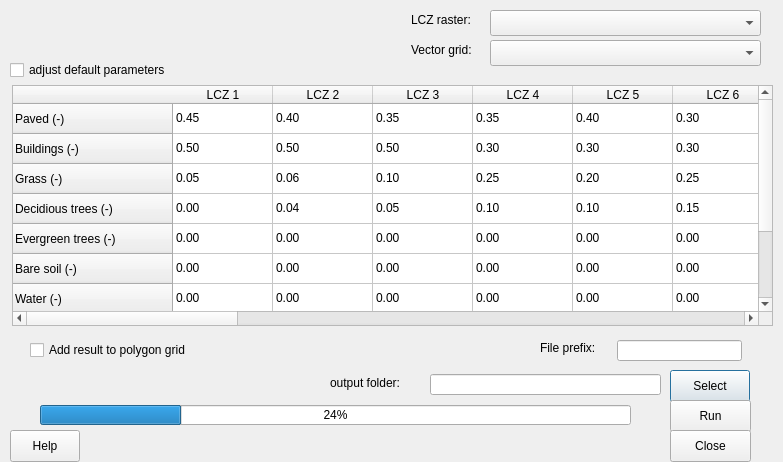
natalieth/LCZ_test, file LCZ_converter_dialog_base.ui: the form before one commit.
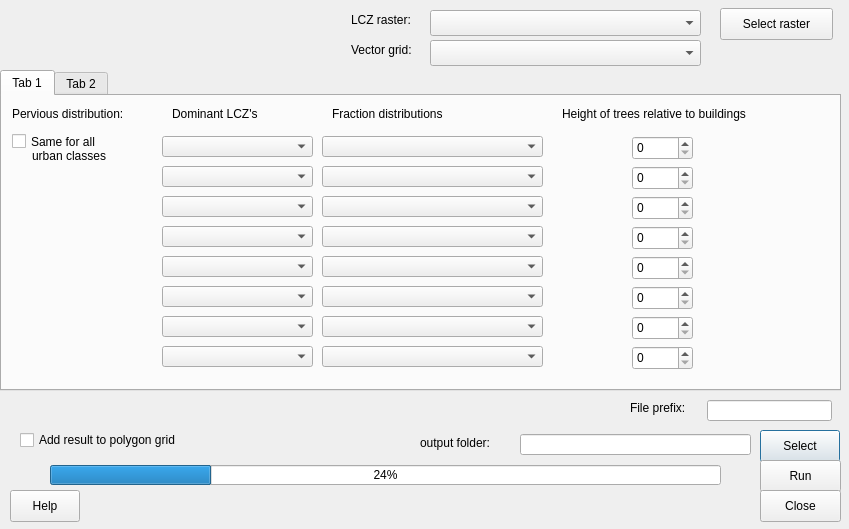
The form after the commit.

```diff
--- a/LCZ_converter_dialog_base.ui
+++ b/LCZ_converter_dialog_base.ui
@@ -6,8 +6,8 @@
    <rect>
     <x>0</x>
     <y>0</y>
-    <width>783</width>
-    <height>462</height>
+    <width>849</width>
+    <height>529</height>
    </rect>
   </property>
   <property name="windowTitle">
@@ -16,7 +16,7 @@
   <widget class="QComboBox" name="comboBox">
    <property name="geometry">
     <rect>
-     <x>490</x>
+     <x>430</x>
      <y>10</y>
      <width>271</width>
      <height>26</height>
@@ -26,7 +26,7 @@
   <widget class="QLabel" name="label">
    <property name="geometry">
     <rect>
-     <x>411</x>
+     <x>351</x>
      <y>12</y>
      <width>68</width>
      <height>16</height>
@@ -39,7 +39,7 @@
   <widget class="QComboBox" name="comboBox_2">
    <property name="geometry">
     <rect>
-     <x>490</x>
+     <x>430</x>
      <y>40</y>
      <width>271</width>
      <height>26</height>
@@ -49,7 +49,7 @@
   <widget class="QLabel" name="label_2">
    <property name="geometry">
     <rect>
-     <x>411</x>
+     <x>351</x>
      <y>42</y>
      <width>72</width>
      <height>16</height>
@@ -59,26 +59,476 @@
     <string>Vector grid:</string>
    </property>
   </widget>
-  <widget class="QCheckBox" name="checkBox">
+  <widget class="QLineEdit" name="lineEdit">
    <property name="geometry">
     <rect>
+     <x>707</x>
+     <y>400</y>
+     <width>125</width>
+     <height>21</height>
+    </rect>
+   </property>
+  </widget>
+  <widget class="QLabel" name="label_3">
+   <property name="geometry">
+    <rect>
+     <x>630</x>
+     <y>400</y>
+     <width>63</width>
+     <height>16</height>
+    </rect>
+   </property>
+   <property name="text">
+    <string>File prefix:</string>
+   </property>
+  </widget>
+  <widget class="QLabel" name="label_4">
+   <property name="geometry">
+    <rect>
+     <x>420</x>
+     <y>435</y>
+     <width>91</width>
+     <height>16</height>
+    </rect>
+   </property>
+   <property name="text">
+    <string>output folder:</string>
+   </property>
+  </widget>
+  <widget class="QLineEdit" name="lineEdit_2">
+   <property name="geometry">
+    <rect>
+     <x>520</x>
+     <y>434</y>
+     <width>231</width>
+     <height>21</height>
+    </rect>
+   </property>
+  </widget>
+  <widget class="QPushButton" name="pushButtonSelect">
+   <property name="geometry">
+    <rect>
+     <x>760</x>
+     <y>430</y>
+     <width>80</width>
+     <height>32</height>
+    </rect>
+   </property>
+   <property name="text">
+    <string>Select</string>
+   </property>
+  </widget>
+  <widget class="QPushButton" name="runButton">
+   <property name="geometry">
+    <rect>
+     <x>760</x>
+     <y>460</y>
+     <width>81</width>
+     <height>32</height>
+    </rect>
+   </property>
+   <property name="text">
+    <string>Run</string>
+   </property>
+  </widget>
+  <widget class="QPushButton" name="pushButton_3">
+   <property name="geometry">
+    <rect>
+     <x>760</x>
+     <y>490</y>
+     <width>81</width>
+     <height>32</height>
+    </rect>
+   </property>
+   <property name="text">
+    <string>Close</string>
+   </property>
+  </widget>
+  <widget class="QProgressBar" name="progressBar">
+   <property name="geometry">
+    <rect>
+     <x>50</x>
+     <y>465</y>
+     <width>671</width>
+     <height>20</height>
+    </rect>
+   </property>
+   <property name="value">
+    <number>24</number>
+   </property>
+  </widget>
+  <widget class="QPushButton" name="helpButton">
+   <property name="geometry">
+    <rect>
      <x>10</x>
-     <y>60</y>
-     <width>181</width>
+     <y>490</y>
+     <width>70</width>
+     <height>32</height>
+    </rect>
+   </property>
+   <property name="text">
+    <string>Help</string>
+   </property>
+  </widget>
+  <widget class="QCheckBox" name="checkBox_2">
+   <property name="geometry">
+    <rect>
+     <x>20</x>
+     <y>430</y>
+     <width>311</width>
      <height>20</height>
     </rect>
    </property>
    <property name="text">
-    <string>adjust default parameters</string>
+    <string>Add result to polygon grid</string>
    </property>
   </widget>
+  <widget class="QTabWidget" name="tabWidget">
+   <property name="geometry">
+    <rect>
+     <x>0</x>
+     <y>70</y>
+     <width>841</width>
+     <height>321</height>
+    </rect>
+   </property>
+   <property name="currentIndex">
+    <number>0</number>
+   </property>
+   <widget class="QWidget" name="tab">
+    <attribute name="title">
+     <string>Tab 1</string>
+    </attribute>
+    <widget class="QLabel" name="label_5">
+     <property name="geometry">
+      <rect>
+       <x>10</x>
+       <y>10</y>
+       <width>131</width>
+       <height>16</height>
+      </rect>
+     </property>
+     <property name="text">
+      <string>Pervious distribution:</string>
+     </property>
+    </widget>
+    <widget class="QComboBox" name="comboBox_3">
+     <property name="geometry">
+      <rect>
+       <x>160</x>
+       <y>40</y>
+       <width>151</width>
+       <height>21</height>
+      </rect>
+     </property>
+    </widget>
+    <widget class="QComboBox" name="comboBox_4">
+     <property name="geometry">
+      <rect>
+       <x>160</x>
+       <y>70</y>
+       <width>151</width>
+       <height>21</height>
+      </rect>
+     </property>
+    </widget>
+    <widget class="QComboBox" name="comboBox_5">
+     <property name="geometry">
+      <rect>
+       <x>160</x>
+       <y>100</y>
+       <width>151</width>
+       <height>21</height>
+      </rect>
+     </property>
+    </widget>
+    <widget class="QComboBox" name="comboBox_6">
+     <property name="geometry">
+      <rect>
+       <x>160</x>
+       <y>130</y>
+       <width>151</width>
+       <height>21</height>
+      </rect>
+     </property>
+    </widget>
+    <widget class="QComboBox" name="comboBox_7">
+     <property name="geometry">
+      <rect>
+       <x>160</x>
+       <y>160</y>
+       <width>151</width>
+       <height>21</height>
+      </rect>
+     </property>
+    </widget>
+    <widget class="QComboBox" name="comboBox_8">
+     <property name="geometry">
+      <rect>
+       <x>160</x>
+       <y>190</y>
+       <width>151</width>
+       <height>21</height>
+      </rect>
+     </property>
+    </widget>
+    <widget class="QCheckBox" name="checkBox_3">
+     <property name="geometry">
+      <rect>
+       <x>10</x>
+       <y>20</y>
+       <width>101</width>
+       <height>51</height>
+      </rect>
+     </property>
+     <property name="text">
+      <string>Same for all</string>
+     </property>
+    </widget>
+    <widget class="QLabel" name="label_6">
+     <property name="geometry">
+      <rect>
+       <x>30</x>
+       <y>52</y>
+       <width>91</width>
+       <height>16</height>
+      </rect>
+     </property>
+     <property name="text">
+      <string>urban classes</string>
+     </property>
+    </widget>
+    <widget class="QComboBox" name="comboBox_9">
+     <property name="geometry">
+      <rect>
+       <x>320</x>
+       <y>40</y>
+       <width>221</width>
+       <height>21</height>
+      </rect>
+     </property>
+    </widget>
+    <widget class="QComboBox" name="comboBox_10">
+     <property name="geometry">
+      <rect>
+       <x>320</x>
+       <y>70</y>
+       <width>221</width>
+       <height>21</height>
+      </rect>
+     </property>
+    </widget>
+    <widget class="QComboBox" name="comboBox_11">
+     <property name="geometry">
+      <rect>
+       <x>320</x>
+       <y>130</y>
+       <width>221</width>
+       <height>21</height>
+      </rect>
+     </property>
+    </widget>
+    <widget class="QComboBox" name="comboBox_12">
+     <property name="geometry">
+      <rect>
+       <x>320</x>
+       <y>100</y>
+       <width>221</width>
+       <height>21</height>
+      </rect>
+     </property>
+    </widget>
+    <widget class="QComboBox" name="comboBox_13">
+     <property name="geometry">
+      <rect>
+       <x>320</x>
+       <y>160</y>
+       <width>221</width>
+       <height>21</height>
+      </rect>
+     </property>
+    </widget>
+    <widget class="QComboBox" name="comboBox_14">
+     <property name="geometry">
+      <rect>
+       <x>320</x>
+       <y>190</y>
+       <width>221</width>
+       <height>21</height>
+      </rect>
+     </property>
+    </widget>
+    <widget class="QLabel" name="label_7">
+     <property name="geometry">
+      <rect>
+       <x>170</x>
+       <y>10</y>
+       <width>101</width>
+       <height>16</height>
+      </rect>
+     </property>
+     <property name="text">
+      <string>Dominant LCZ's </string>
+     </property>
+    </widget>
+    <widget class="QLabel" name="label_8">
+     <property name="geometry">
+      <rect>
+       <x>330</x>
+       <y>10</y>
+       <width>141</width>
+       <height>16</height>
+      </rect>
+     </property>
+     <property name="text">
+      <string>Fraction distributions</string>
+     </property>
+    </widget>
+    <widget class="QLabel" name="label_9">
+     <property name="geometry">
+      <rect>
+       <x>560</x>
+       <y>10</y>
+       <width>231</width>
+       <height>16</height>
+      </rect>
+     </property>
+     <property name="text">
+      <string>Height of trees relative to buildings</string>
+     </property>
+    </widget>
+    <widget class="QSpinBox" name="spinBox">
+     <property name="geometry">
+      <rect>
+       <x>630</x>
+       <y>40</y>
+       <width>61</width>
+       <height>24</height>
+      </rect>
+     </property>
+    </widget>
+    <widget class="QSpinBox" name="spinBox_2">
+     <property name="geometry">
+      <rect>
+       <x>630</x>
+       <y>70</y>
+       <width>61</width>
+       <height>24</height>
+      </rect>
+     </property>
+    </widget>
+    <widget class="QSpinBox" name="spinBox_3">
+     <property name="geometry">
+      <rect>
+       <x>630</x>
+       <y>100</y>
+       <width>61</width>
+       <height>24</height>
+      </rect>
+     </property>
+    </widget>
+    <widget class="QSpinBox" name="spinBox_4">
+     <property name="geometry">
+      <rect>
+       <x>630</x>
+       <y>130</y>
+       <width>61</width>
+       <height>24</height>
+      </rect>
+     </property>
+    </widget>
+    <widget class="QSpinBox" name="spinBox_5">
+     <property name="geometry">
+      <rect>
+       <x>630</x>
+       <y>160</y>
+       <width>61</width>
+       <height>24</height>
+      </rect>
+     </property>
+    </widget>
+    <widget class="QSpinBox" name="spinBox_6">
+     <property name="geometry">
+      <rect>
+       <x>630</x>
+       <y>190</y>
+       <width>61</width>
+       <height>24</height>
+      </rect>
+     </property>
+    </widget>
+    <widget class="QComboBox" name="comboBox_15">
+     <property name="geometry">
+      <rect>
+       <x>160</x>
+       <y>220</y>
+       <width>151</width>
+       <height>21</height>
+      </rect>
+     </property>
+    </widget>
+    <widget class="QComboBox" name="comboBox_16">
+     <property name="geometry">
+      <rect>
+       <x>160</x>
+       <y>250</y>
+       <width>151</width>
+       <height>21</height>
+      </rect>
+     </property>
+    </widget>
+    <widget class="QComboBox" name="comboBox_17">
+     <property name="geometry">
+      <rect>
+       <x>320</x>
+       <y>220</y>
+       <width>221</width>
+       <height>21</height>
+      </rect>
+     </property>
+    </widget>
+    <widget class="QComboBox" name="comboBox_18">
+     <property name="geometry">
+      <rect>
+       <x>320</x>
+       <y>250</y>
+       <width>221</width>
+       <height>21</height>
+      </rect>
+     </property>
+    </widget>
+    <widget class="QSpinBox" name="spinBox_7">
+     <property name="geometry">
+      <rect>
+       <x>630</x>
+       <y>220</y>
+       <width>61</width>
+       <height>24</height>
+      </rect>
+     </property>
+    </widget>
+    <widget class="QSpinBox" name="spinBox_8">
+     <property name="geometry">
+      <rect>
+       <x>630</x>
+       <y>250</y>
+       <width>61</width>
+       <height>24</height>
+      </rect>
+     </property>
+    </widget>
+   </widget>
+   <widget class="QWidget" name="tab_2">
+    <attribute name="title">
+     <string>Tab 2</string>
+    </attribute>
   <widget class="QTableWidget" name="tableWidget">
    <property name="geometry">
     <rect>
-     <x>12</x>
-     <y>85</y>
-     <width>761</width>
-     <height>241</height>
+       <x>10</x>
+       <y>50</y>
+       <width>821</width>
+       <height>221</height>
     </rect>
    </property>
    <row>
@@ -813,27 +1263,27 @@
    </item>
    <item row="7" column="1">
     <property name="text">
-     <string>17.5</string>
+       <string>15.0</string>
     </property>
    </item>
    <item row="7" column="2">
     <property name="text">
-     <string>7.5</string>
+       <string>5.0</string>
     </property>
    </item>
    <item row="7" column="3">
     <property name="text">
-     <string>35.0</string>
+       <string>40.0</string>
     </property>
    </item>
    <item row="7" column="4">
     <property name="text">
-     <string>17.5</string>
+       <string>15.0</string>
     </property>
    </item>
    <item row="7" column="5">
     <property name="text">
-     <string>6.5</string>
+       <string>5.0</string>
     </property>
    </item>
    <item row="7" column="6">
@@ -843,47 +1293,47 @@
    </item>
    <item row="7" column="7">
     <property name="text">
-     <string>6.5</string>
+       <string>7.0</string>
     </property>
    </item>
    <item row="7" column="8">
     <property name="text">
-     <string>6.5</string>
+       <string>5.0</string>
     </property>
    </item>
    <item row="7" column="9">
     <property name="text">
-     <string>10.0</string>
+       <string>8.5</string>
     </property>
    </item>
    <item row="7" column="10">
     <property name="text">
-     <string>0.0</string>
+       <string>5.0</string>
     </property>
    </item>
    <item row="7" column="11">
     <property name="text">
-     <string>0.0</string>
+       <string>5.0</string>
     </property>
    </item>
    <item row="7" column="12">
     <property name="text">
-     <string>0.0</string>
+       <string>5.0</string>
     </property>
    </item>
    <item row="7" column="13">
     <property name="text">
-     <string>0.0</string>
+       <string>5.0</string>
     </property>
    </item>
    <item row="7" column="14">
     <property name="text">
-     <string>0.0</string>
+       <string>5.0</string>
     </property>
    </item>
    <item row="7" column="15">
     <property name="text">
-     <string>0.0</string>
+       <string>5.0</string>
     </property>
    </item>
    <item row="7" column="16">
@@ -893,57 +1343,57 @@
    </item>
    <item row="8" column="0">
     <property name="text">
-     <string>0.0</string>
+       <string>1.0</string>
     </property>
    </item>
    <item row="8" column="1">
     <property name="text">
-     <string>0.0</string>
+       <string>1.0</string>
     </property>
    </item>
    <item row="8" column="2">
     <property name="text">
-     <string>0.0</string>
+       <string>1.0</string>
     </property>
    </item>
    <item row="8" column="3">
     <property name="text">
-     <string>0.0</string>
+       <string>1.0</string>
     </property>
    </item>
    <item row="8" column="4">
     <property name="text">
-     <string>0.0</string>
+       <string>1.0</string>
     </property>
    </item>
    <item row="8" column="5">
     <property name="text">
-     <string>0.0</string>
+       <string>1.0</string>
     </property>
    </item>
    <item row="8" column="6">
     <property name="text">
-     <string>0.0</string>
+       <string>0.3</string>
     </property>
    </item>
    <item row="8" column="7">
     <property name="text">
-     <string>0.0</string>
+       <string>0.8</string>
     </property>
    </item>
    <item row="8" column="8">
     <property name="text">
-     <string>0.0</string>
+       <string>2.0</string>
     </property>
    </item>
    <item row="8" column="9">
     <property name="text">
-     <string>0.0</string>
+       <string>0.6</string>
     </property>
    </item>
    <item row="8" column="10">
     <property name="text">
-     <string>16.5</string>
+       <string>17.0</string>
     </property>
    </item>
    <item row="8" column="11">
@@ -953,7 +1403,7 @@
    </item>
    <item row="8" column="12">
     <property name="text">
-     <string>1.0</string>
+       <string>1.5</string>
     </property>
    </item>
    <item row="8" column="13">
@@ -963,12 +1413,12 @@
    </item>
    <item row="8" column="14">
     <property name="text">
-     <string>0.13</string>
+       <string>0.0</string>
     </property>
    </item>
    <item row="8" column="15">
     <property name="text">
-     <string>0.13</string>
+       <string>0.1</string>
     </property>
    </item>
    <item row="8" column="16">
@@ -977,128 +1427,32 @@
     </property>
    </item>
   </widget>
-  <widget class="QLineEdit" name="lineEdit">
-   <property name="geometry">
-    <rect>
-     <x>617</x>
-     <y>340</y>
-     <width>125</width>
-     <height>21</height>
-    </rect>
-   </property>
-  </widget>
-  <widget class="QLabel" name="label_3">
-   <property name="geometry">
-    <rect>
-     <x>540</x>
-     <y>340</y>
-     <width>63</width>
-     <height>16</height>
-    </rect>
-   </property>
-   <property name="text">
-    <string>File prefix:</string>
-   </property>
-  </widget>
-  <widget class="QLabel" name="label_4">
-   <property name="geometry">
-    <rect>
-     <x>330</x>
-     <y>375</y>
-     <width>91</width>
-     <height>16</height>
-    </rect>
-   </property>
-   <property name="text">
-    <string>output folder:</string>
-   </property>
-  </widget>
-  <widget class="QLineEdit" name="lineEdit_2">
-   <property name="geometry">
-    <rect>
-     <x>430</x>
-     <y>374</y>
-     <width>231</width>
-     <height>21</height>
-    </rect>
-   </property>
-  </widget>
-  <widget class="QPushButton" name="pushButtonSelect">
-   <property name="geometry">
-    <rect>
-     <x>670</x>
-     <y>370</y>
-     <width>80</width>
-     <height>32</height>
-    </rect>
-   </property>
-   <property name="text">
-    <string>Select</string>
-   </property>
-  </widget>
-  <widget class="QPushButton" name="runButton">
-   <property name="geometry">
-    <rect>
-     <x>670</x>
-     <y>400</y>
-     <width>81</width>
-     <height>32</height>
-    </rect>
-   </property>
-   <property name="text">
-    <string>Run</string>
-   </property>
-  </widget>
-  <widget class="QPushButton" name="pushButton_3">
-   <property name="geometry">
-    <rect>
-     <x>670</x>
-     <y>430</y>
-     <width>81</width>
-     <height>32</height>
-    </rect>
-   </property>
-   <property name="text">
-    <string>Close</string>
-   </property>
-  </widget>
-  <widget class="QProgressBar" name="progressBar">
-   <property name="geometry">
-    <rect>
-     <x>40</x>
-     <y>405</y>
-     <width>591</width>
-     <height>20</height>
-    </rect>
-   </property>
-   <property name="value">
-    <number>24</number>
-   </property>
-  </widget>
-  <widget class="QPushButton" name="helpButton">
+    <widget class="QCheckBox" name="checkBox">
    <property name="geometry">
     <rect>
      <x>10</x>
-     <y>430</y>
-     <width>70</width>
-     <height>32</height>
+       <y>10</y>
+       <width>181</width>
+       <height>20</height>
     </rect>
    </property>
    <property name="text">
-    <string>Help</string>
-   </property>
-  </widget>
-  <widget class="QCheckBox" name="checkBox_2">
+      <string>adjust default parameters</string>
+     </property>
+    </widget>
+   </widget>
+  </widget>
+  <widget class="QPushButton" name="pushButton">
    <property name="geometry">
     <rect>
-     <x>30</x>
-     <y>340</y>
-     <width>311</width>
-     <height>20</height>
+     <x>720</x>
+     <y>8</y>
+     <width>113</width>
+     <height>32</height>
     </rect>
    </property>
    <property name="text">
-    <string>Add result to polygon grid</string>
+    <string>Select raster</string>
    </property>
   </widget>
  </widget>
```
Lines whose indentation alone changed are shown as unchanged.
